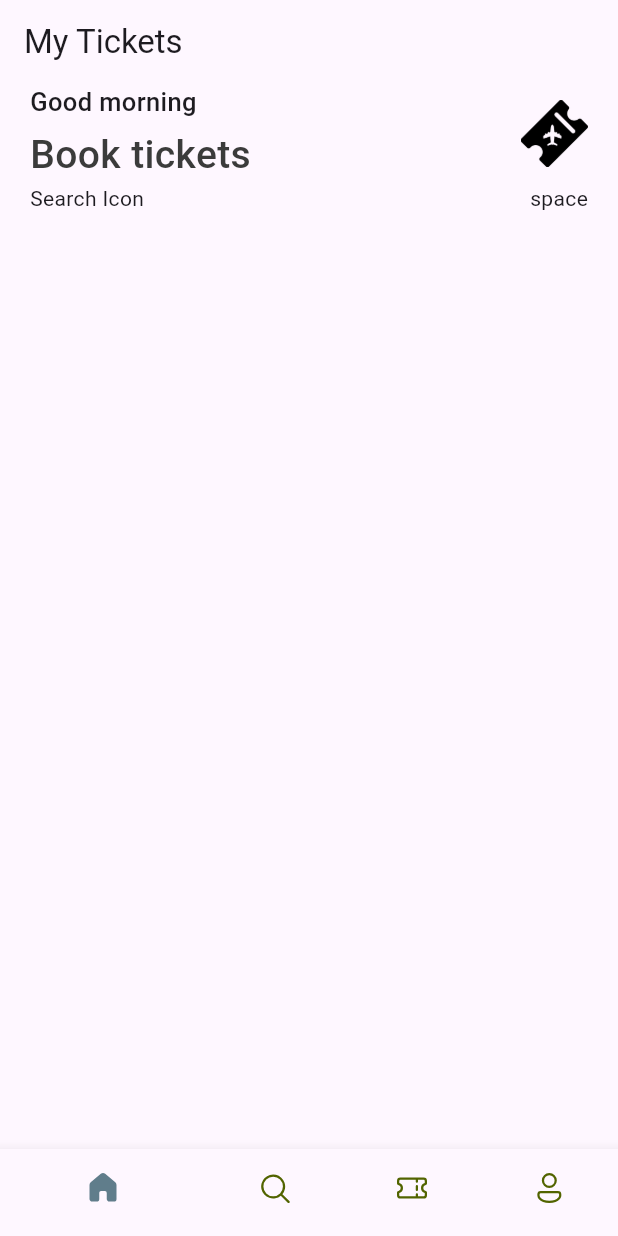
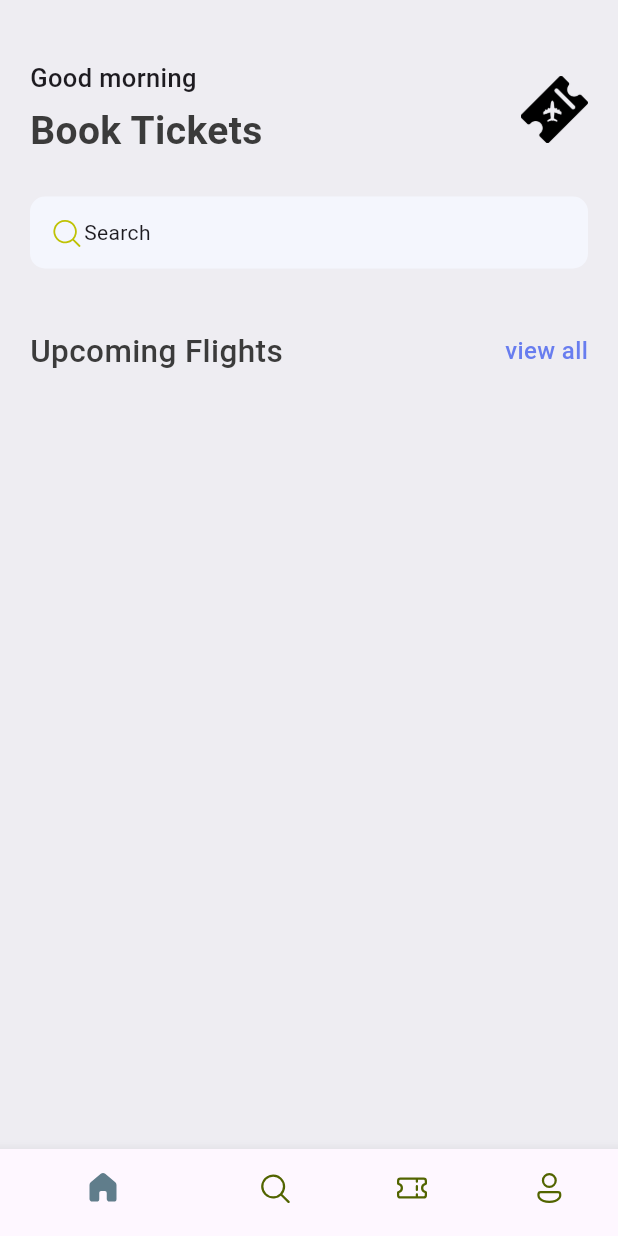
Before and after one commit to KADDOURISAAD/Tickets_app, a Flutter app: the screen it shows after launch, on a phone screen of 412 x 824 dp. Run offline on Flutter 3.47's test engine with Material 3 defaults, Android fonts, the phone set to English and light mode, and no system bars; our stand-ins replace fluentui_system_icons.

Commit message:
inistial commit

```diff
--- a/lib/base/bottom_nav_bar.dart
+++ b/lib/base/bottom_nav_bar.dart
@@ -29,9 +29,7 @@ class _BottomNavBarState extends State<BottomNavBar> {
   @override
   Widget build(BuildContext context) {
     return Scaffold(
-      appBar: AppBar(
-        title: const Text("My Tickets "),
-      ),
+
       body: appScreens[_selectedIndex],
       bottomNavigationBar: BottomNavigationBar(
         onTap: _onItemTapped,
--- /dev/null
+++ b/lib/base/res/media.dart
@@ -0,0 +1,4 @@
+class AppMedia {
+  static const _baseImage = "assets/images";
+  static const logo = '$_baseImage/logo.png';
+}
--- a/lib/base/res/styles/app_styles.dart
+++ b/lib/base/res/styles/app_styles.dart
@@ -1,20 +1,22 @@
-
-
-
-
-
 import 'package:flutter/material.dart';
 
 Color primary = const Color(0xFF687def);
+
 class AppStyles {
   static Color primaryColor = primary;
   static Color textColor = const Color(0xFF3b3b3b);
-  static TextStyle headlineStyle1 = TextStyle (
-      fontSize: 26,
-      fontWeight: FontWeight.w500,
-      color: textColor );
-  static TextStyle headlineStyle3 = const  TextStyle (
-      fontSize: 17,
-      fontWeight: FontWeight.w500,
-      );
+  static Color bgColor = const Color(0xFFeeedf2);
+  static TextStyle textStyle =
+  TextStyle(fontSize: 16, fontWeight: FontWeight.w500, color: textColor);
+  static TextStyle headlineStyle1 =
+      TextStyle(fontSize: 26, fontWeight: FontWeight.bold, color: textColor);
+  static TextStyle headlineStyle3 = const TextStyle(
+    fontSize: 17,
+    fontWeight: FontWeight.w500,
+  );
+  static TextStyle headlineStyle2 = TextStyle(
+    fontSize: 21,
+    fontWeight: FontWeight.w500,
+    color: textColor,
+  );
 }
--- /dev/null
+++ b/lib/base/widgets/app_double_text.dart
@@ -0,0 +1,25 @@
+import 'package:flutter/material.dart';
+import 'package:ticket_app/base/res/styles/app_styles.dart';
+
+class AppDoubleText extends StatelessWidget {
+  const AppDoubleText({super.key, required this.bigText, required this.smallText});
+  final String bigText;
+  final String smallText;
+
+  @override
+  Widget build(BuildContext context) {
+    return Row(
+      mainAxisAlignment: MainAxisAlignment.spaceBetween,
+      children: [
+        Text(bigText, style:AppStyles.headlineStyle2,),
+        InkWell(
+          onTap:(){} ,
+          child: Text(smallText, style:AppStyles.textStyle.copyWith(
+            color: AppStyles.primaryColor,
+          ),),
+        ),
+
+      ],
+    );
+  }
+}
--- a/lib/main.dart
+++ b/lib/main.dart
@@ -12,11 +12,7 @@ class MyApp extends StatelessWidget {
   @override
   Widget build(BuildContext context) {
     return MaterialApp(
-      title: 'Flutter Demo',
-      theme: ThemeData(
-        colorScheme: ColorScheme.fromSeed(seedColor: Colors.deepPurple),
-        useMaterial3: true,
-      ),
+      debugShowCheckedModeBanner: false,
       home: BottomNavBar(),
     );
   }
--- a/lib/screens/home_screen.dart
+++ b/lib/screens/home_screen.dart
@@ -1,7 +1,10 @@
+import 'package:fluentui_system_icons/fluentui_system_icons.dart';
 import 'package:flutter/cupertino.dart';
 import 'package:flutter/material.dart';
 import 'package:flutter/widgets.dart';
+import 'package:ticket_app/base/res/media.dart';
 import 'package:ticket_app/base/res/styles/app_styles.dart';
+import 'package:ticket_app/base/widgets/app_double_text.dart';
 
 class HomeScreen extends StatelessWidget {
   const HomeScreen({super.key});
@@ -13,9 +16,11 @@ class HomeScreen extends StatelessWidget {
     // listview.builder
     // Expand
     return Scaffold(
+      backgroundColor: AppStyles.bgColor,
       // we wont scrollable effect
       body: ListView(
         children: [
+          const SizedBox(height: 40,),
           Container(
             padding: const EdgeInsets.symmetric(horizontal: 20),
             child: Column(
@@ -34,7 +39,7 @@ class HomeScreen extends StatelessWidget {
                           height: 5,
                         ),
                         Text(
-                          "Book tickets ",
+                          "Book Tickets ",
                           style: AppStyles.headlineStyle1,
                         ),
                       ],
@@ -45,22 +50,36 @@ class HomeScreen extends StatelessWidget {
                       decoration: BoxDecoration(
                         borderRadius: BorderRadius.circular(10),
                         image: DecorationImage(
-                          image: AssetImage("assets/images/logo.png"),
+                          image: AssetImage(AppMedia.logo),
                         ),
                       ),
                     ),
                   ],
                 ),
-                Row(
-                  mainAxisAlignment: MainAxisAlignment.spaceBetween,
-                  children: [
-                    Text("Search Icon "),
-                    Text("space"),
-                  ],
+               const  SizedBox(height: 25,),
+                Container(
+                  padding: const EdgeInsets.symmetric(horizontal: 12,vertical: 12),
+                  decoration: BoxDecoration(
+                    borderRadius: BorderRadius.circular(10),
+                   color: const Color(0xFFF4F6FD),
+                  ),
+                  child: Row(
+                    children: [
+                      Icon(FluentIcons.search_20_regular , color : Color(0xFFBFC205)),
+                      Text("Search"),
+
+                    ],
+                  ),
+                ),
+                const SizedBox(height: 40,),
+                AppDoubleText(
+                  bigText: "Upcoming Flights",
+                  smallText:  "view all" ,
                 ),
               ],
             ),
           ),
+
         ],
       ),
     );
```
